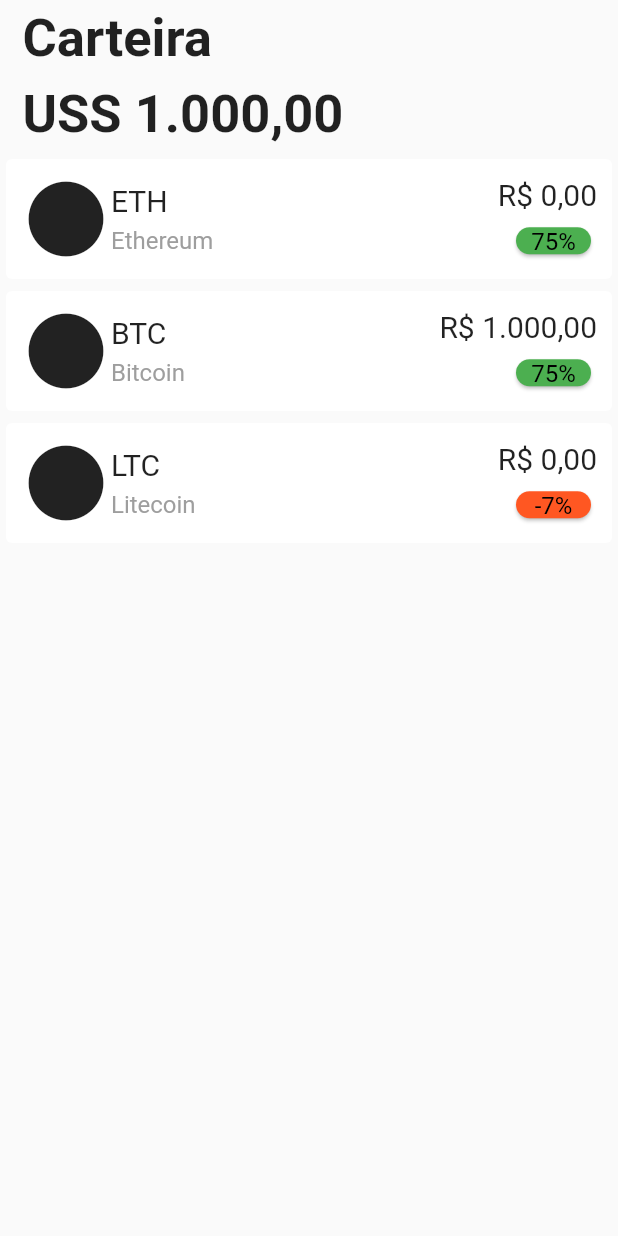
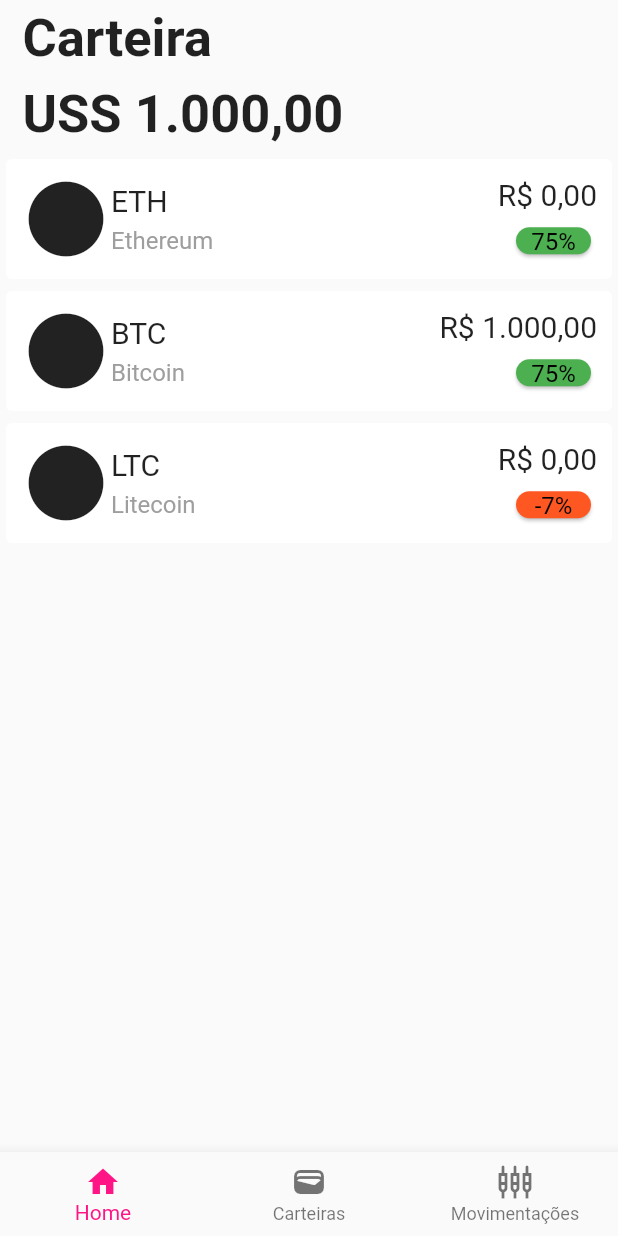
Before and after one commit to dannestulla/FlutterEverest, a Flutter app: the screen it shows after launch, on a phone screen of 412 x 824 dp. Run offline on Flutter 3.47's test engine with Material 2 defaults, Android fonts, the phone set to English and light mode, and no system bars.

Commit message:
feat: added bottom navigation bar, removed from main selection screen

```diff
--- /dev/null
+++ b/lib/cripto_list_selection.dart
@@ -0,0 +1,119 @@
+import 'package:flutter/material.dart';
+import 'package:listagem_cripto/selected_cripto_screen.dart';
+
+class CriptoListSelection extends StatelessWidget {
+  CriptoListSelection({Key? key}) : super(key: key);
+
+  final List<Criptos> criptosList = [
+    Criptos("ETH", "Ethereum", "R\$ 0,00", "75%"),
+    Criptos("BTC", "Bitcoin", "R\$ 1.000,00", "75%"),
+    Criptos("LTC", "Litecoin", "R\$ 0,00", "-7%")
+  ];
+
+  @override
+  Widget build(BuildContext context) {
+    return Scaffold(
+        body: SafeArea(
+            child:
+                Column(crossAxisAlignment: CrossAxisAlignment.start, children: [
+      const Padding(
+          padding: EdgeInsets.symmetric(vertical: 5, horizontal: 15),
+          child: Text("Carteira",
+              style: TextStyle(fontSize: 35, fontWeight: FontWeight.bold))),
+      const Padding(
+          padding: EdgeInsets.symmetric(vertical: 5, horizontal: 15),
+          child: Text("USS 1.000,00",
+              style: TextStyle(fontSize: 35, fontWeight: FontWeight.bold))),
+      Expanded(
+          child: ListView.builder(
+              itemCount: criptosList.length,
+              itemBuilder: (context, index) {
+                return GestureDetector(
+                    onTap: () {
+                      Navigator.pushNamed(context, "/selected_cripto",
+                          arguments:
+                              SelectedCriptoArguments(criptosList[index]));
+                    },
+                    child: Card(
+                        elevation: 0,
+                        child: Padding(
+                            padding: const EdgeInsets.all(10.0),
+                            child: Row(
+                              children: [
+                                const Icon(Icons.circle, size: 60),
+                                Column(
+                                    crossAxisAlignment:
+                                        CrossAxisAlignment.start,
+                                    children: [
+                                      Text(criptosList[index].currencyInitials,
+                                          style: const TextStyle(fontSize: 20)),
+                                      const SizedBox(height: 6),
+                                      Text(criptosList[index].currencyName,
+                                          style: const TextStyle(
+                                              fontSize: 16, color: Colors.grey))
+                                    ]),
+                                const Spacer(),
+                                Column(
+                                  crossAxisAlignment: CrossAxisAlignment.end,
+                                  children: [
+                                    Text(criptosList[index].price,
+                                        style: const TextStyle(fontSize: 20)),
+                                    const SizedBox(height: 6),
+                                    Card(
+                                        shape: RoundedRectangleBorder(
+                                          borderRadius:
+                                              BorderRadius.circular(40),
+                                        ),
+                                        color: criptosList[index]
+                                                .percentage
+                                                .toString()
+                                                .contains('-')
+                                            ? Colors.deepOrange
+                                            : Colors.green,
+                                        child: SizedBox(
+                                            height: 18,
+                                            width: 50,
+                                            child: Text(
+                                                criptosList[index]
+                                                    .percentage
+                                                    .toString(),
+                                                textAlign: TextAlign.center,
+                                                style: const TextStyle(
+                                                    fontSize: 16,
+                                                    color: Colors.black))))
+                                  ],
+                                )
+                              ],
+                            ))));
+              }))
+    ])),
+    bottomNavigationBar: BottomNavigationBar(
+        items: const <BottomNavigationBarItem>[
+          BottomNavigationBarItem(
+            icon: Icon(Icons.home),
+            label: 'Home',
+          ),
+          BottomNavigationBarItem(
+            icon: Icon(Icons.wallet),
+            label: 'Carteiras',
+          ),
+          BottomNavigationBarItem(
+            icon: Icon(Icons.settings_input_component_outlined),
+            label: 'Movimentações',
+          ),
+        ],
+        currentIndex: 0,
+        selectedItemColor: Color.fromARGB(255, 255, 21, 134)
+      ));
+  }
+}
+
+class Criptos {
+  String currencyInitials;
+  String currencyName;
+  String price;
+  String percentage;
+
+  Criptos(
+      this.currencyInitials, this.currencyName, this.price, this.percentage);
+}
--- a/lib/main.dart
+++ b/lib/main.dart
@@ -1,92 +1,12 @@
 import 'package:flutter/material.dart';
 import 'package:listagem_cripto/selected_cripto_screen.dart';
 
+import 'cripto_list_selection.dart';
+
 void main() {
   runApp(MaterialApp(title: "Routes", initialRoute: '/', routes: {
-    '/': (context) => MyApp(),
-    SelectedCriptoScreen.selectedCriptoScreen: (context) => const SelectedCriptoScreen()
+    '/': (context) => CriptoListSelection(),
+    SelectedCriptoScreen.selectedCriptoScreen: (context) =>
+        const SelectedCriptoScreen()
   }));
 }
-
-class MyApp extends StatelessWidget {
-  MyApp({super.key});
-
-  final List<Criptos> criptosList = [
-    Criptos("ETH", "Ethereum", "R\$ 0,00", "75%"),
-    Criptos("BTC", "Bitcoin", "R\$ 1.000,00", "75%"),
-    Criptos("LTC", "Litecoin", "R\$ 0,00", "-7%")
-  ];
-
-  @override
-  Widget build(BuildContext context) {
-    return Scaffold(
-        body: SafeArea(
-            child: Column(crossAxisAlignment: CrossAxisAlignment.start, children: [
-      const Padding(
-          padding: EdgeInsets.symmetric(vertical: 5, horizontal: 15),
-          child: Text("Carteira", style: TextStyle(fontSize: 35, fontWeight: FontWeight.bold))),
-      const Padding(
-          padding: EdgeInsets.symmetric(vertical: 5, horizontal: 15),
-          child: Text("USS 1.000,00", style: TextStyle(fontSize: 35, fontWeight: FontWeight.bold))),
-      Expanded(
-          child: ListView.builder(
-              itemCount: criptosList.length,
-              itemBuilder: (context, index) {
-                return GestureDetector(
-                    onTap: () {
-                      Navigator.pushNamed(context, "/selected_cripto",
-                          arguments: SelectedCriptoArguments(criptosList[index]));
-                    },
-                    child: Card(
-                        elevation: 0,
-                        child: Padding(
-                            padding: const EdgeInsets.all(10.0),
-                            child: Row(
-                              children: [
-                                const Icon(Icons.circle, size: 60),
-                                Column(crossAxisAlignment: CrossAxisAlignment.start, children: [
-                                  Text(criptosList[index].currencyInitials,
-                                      style: const TextStyle(fontSize: 20)),
-                                  const SizedBox(height: 6),
-                                  Text(criptosList[index].currencyName,
-                                      style: const TextStyle(fontSize: 16, color: Colors.grey))
-                                ]),
-                                const Spacer(),
-                                Column(
-                                  crossAxisAlignment: CrossAxisAlignment.end,
-                                  children: [
-                                    Text(criptosList[index].price,
-                                        style: const TextStyle(fontSize: 20)),
-                                    const SizedBox(height: 6),
-                                    Card(
-                                        shape: RoundedRectangleBorder(
-                                          borderRadius: BorderRadius.circular(40),
-                                        ),
-                                        color:
-                                            criptosList[index].percentage.toString().contains('-')
-                                                ? Colors.deepOrange
-                                                : Colors.green,
-                                        child: SizedBox(
-                                            height: 18,
-                                            width: 50,
-                                            child: Text(criptosList[index].percentage.toString(),
-                                                textAlign: TextAlign.center,
-                                                style: const TextStyle(
-                                                    fontSize: 16, color: Colors.black))))
-                                  ],
-                                )
-                              ],
-                            ))));
-              }))
-    ])));
-  }
-}
-
-class Criptos {
-  String currencyInitials;
-  String currencyName;
-  String price;
-  String percentage;
-
-  Criptos(this.currencyInitials, this.currencyName, this.price, this.percentage);
-}
--- a/lib/selected_cripto_screen.dart
+++ b/lib/selected_cripto_screen.dart
@@ -1,14 +1,14 @@
 import 'package:flutter/material.dart';
-import 'main.dart';
+import 'cripto_list_selection.dart';
 
 class SelectedCriptoScreen extends StatelessWidget {
-  const SelectedCriptoScreen({super.key});
+  const SelectedCriptoScreen({Key? key}) : super(key: key);
   static const selectedCriptoScreen = '/selected_cripto';
-
 
   @override
   Widget build(BuildContext context) {
-    final args = ModalRoute.of(context)!.settings.arguments as SelectedCriptoArguments;
+    final args =
+        ModalRoute.of(context)!.settings.arguments as SelectedCriptoArguments;
 
     return Scaffold(
       appBar: AppBar(title: Text(args.criptos.currencyName)),
```
Also changed, not shown: 2 other files.
